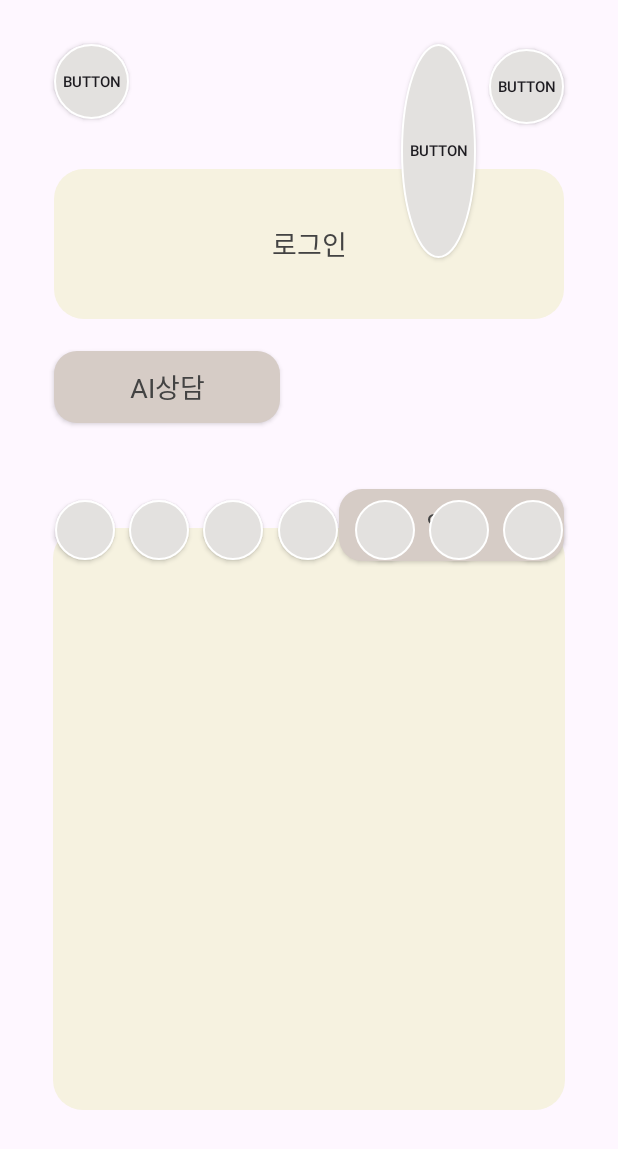
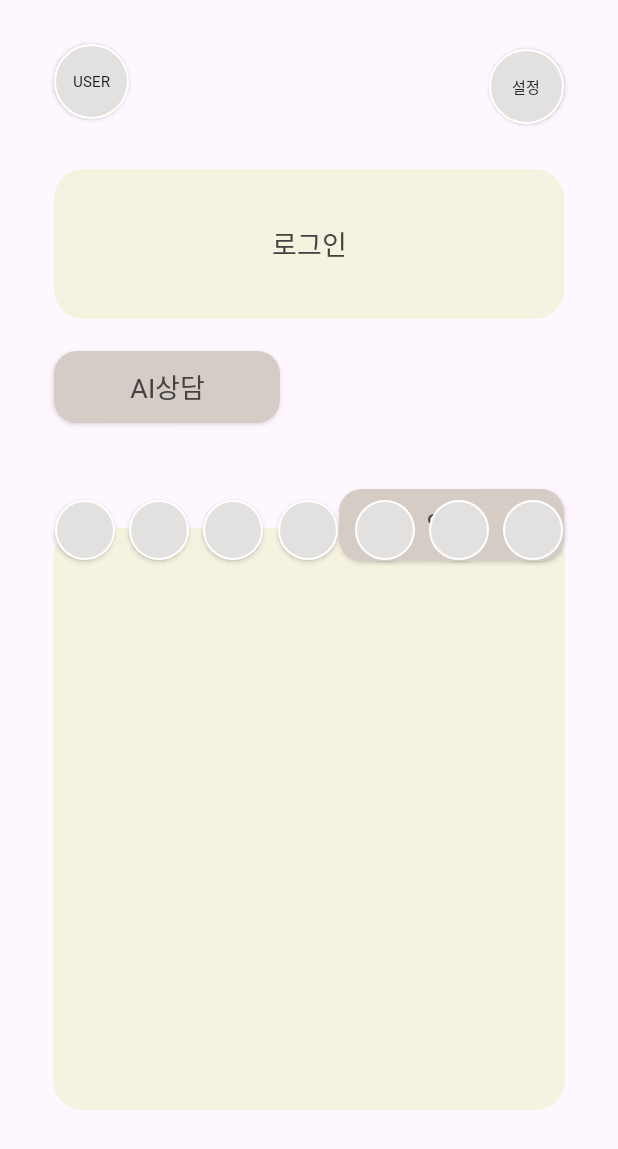
Before and after one commit to deeeasert/mental, an Android app: the layout activity_main.xml on its own in the app's theme, with its tools: preview values and no code run, on a phone screen of 412 x 824 dp. Shown: the top 1149 px of the screen. Run offline under Robolectric (Android 15) with nearby library versions, the phone set to English and light mode, and no system bars.

Commit message:
Initial commit

```diff
--- a/app/src/main/res/layout/activity_main.xml
+++ b/app/src/main/res/layout/activity_main.xml
@@ -14,7 +14,8 @@
         android:layout_marginTop="29dp"
         android:layout_marginBottom="33dp"
         android:background="@drawable/icon"
-        android:text="Button"
+        android:fontFamily="@font/gmarket_sans_ttf_bold"
+        android:text="User"
         android:textSize="10sp"
         app:layout_constraintBottom_toTopOf="@+id/login_btn"
         app:layout_constraintHorizontal_bias="0.099"
@@ -28,7 +29,8 @@
         android:layout_width="50dp"
         android:layout_height="50dp"
         android:background="@drawable/icon"
-        android:text="Button"
+        android:fontFamily="@font/gmarket_sans_ttf_bold"
+        android:text="설정"
         android:textSize="10sp"
         app:layout_constraintBottom_toBottomOf="parent"
         app:layout_constraintHorizontal_bias="0.9"
@@ -36,22 +38,6 @@
         app:layout_constraintRight_toRightOf="parent"
         app:layout_constraintTop_toTopOf="parent"
         app:layout_constraintVertical_bias="0.042" />
-
-    <androidx.appcompat.widget.AppCompatButton
-        android:id="@+id/appCompatButton13"
-        android:layout_width="50dp"
-        android:layout_height="0dp"
-        android:layout_marginTop="29dp"
-        android:layout_marginBottom="154dp"
-        android:background="@drawable/icon"
-        android:text="Button"
-        android:textSize="10sp"
-        app:layout_constraintBottom_toTopOf="@+id/memo"
-        app:layout_constraintHorizontal_bias="0.739"
-        app:layout_constraintLeft_toLeftOf="parent"
-        app:layout_constraintRight_toRightOf="parent"
-        app:layout_constraintTop_toTopOf="parent"
-        app:layout_constraintVertical_bias="0.0" />
 
     <TextView
         android:id="@+id/login_btn"
@@ -89,8 +75,7 @@
         android:textSize="18sp"
         app:layout_constraintBottom_toBottomOf="parent"
         app:layout_constraintEnd_toEndOf="parent"
-        app:layout_constraintStart_toEndOf="@+id/ai"
-        app:layout_constraintTop_toBottomOf="@+id/appCompatButton13" />
+        app:layout_constraintStart_toEndOf="@+id/ai" />
 
     <androidx.appcompat.widget.AppCompatButton
         android:id="@+id/ai"
```
